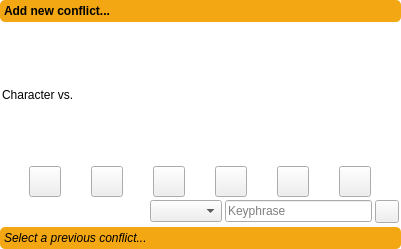
Before: the Qt Designer form ui/character_conflict_widget.ui in zkovari/plotlyst, drawn with Qt 5.
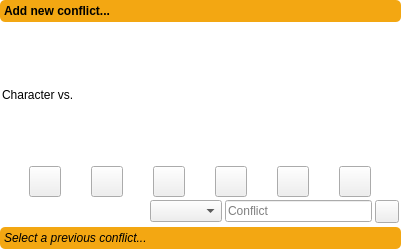
After: the same form once the commit is applied.

Commit message: Add colors and tooltips to conflict types

Patch:
```diff
--- a/ui/character_conflict_widget.ui
+++ b/ui/character_conflict_widget.ui
@@ -64,8 +64,8 @@
                             <rect>
                                 <x>0</x>
                                 <y>0</y>
-                                <width>297</width>
-                                <height>149</height>
+        <width>401</width>
+        <height>199</height>
                             </rect>
                         </property>
                         <property name="styleSheet">
@@ -261,7 +261,7 @@
                                     <item>
                                         <widget class="QLineEdit" name="lineKey">
                                             <property name="placeholderText">
-                                                <string>Keyphrase</string>
+            <string>Conflict</string>
                                             </property>
                                         </widget>
                                     </item>
```
Left out of the diff: 7 changed lines with no effect on the pictures. Lines whose indentation alone changed are shown as unchanged. The commit also changes 1 other file.
